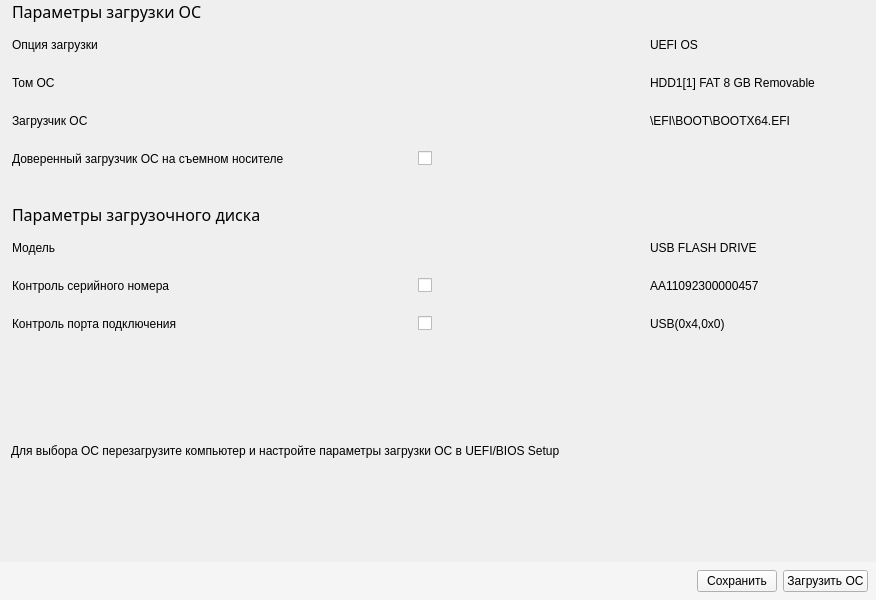
Old version of the form panels/SysLoadPanel.ui in the repository m6v/sobol.
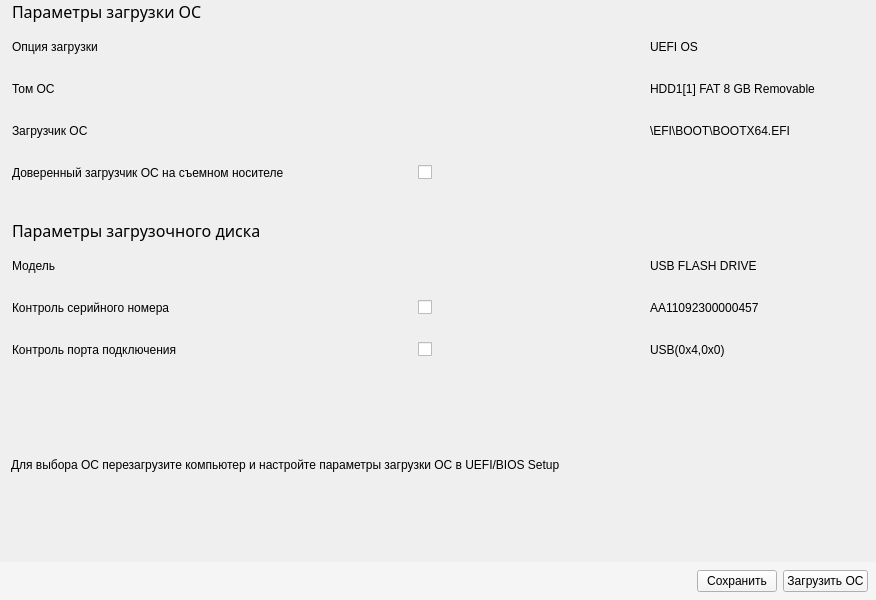
New version of the form. Custom widgets are drawn as their Qt base class.

The edit to the form file:
```diff
--- a/panels/SysLoadPanel.ui
+++ b/panels/SysLoadPanel.ui
@@ -55,7 +55,7 @@
        <property name="minimumSize">
         <size>
          <width>400</width>
-         <height>32</height>
+         <height>36</height>
         </size>
        </property>
        <property name="text">
@@ -123,7 +123,7 @@
        <property name="minimumSize">
         <size>
          <width>400</width>
-         <height>32</height>
+         <height>36</height>
         </size>
        </property>
        <property name="text">
@@ -143,7 +143,7 @@
        <property name="minimumSize">
         <size>
          <width>0</width>
-         <height>32</height>
+         <height>36</height>
         </size>
        </property>
        <property name="text">
@@ -156,7 +156,7 @@
        <property name="minimumSize">
         <size>
          <width>0</width>
-         <height>32</height>
+         <height>36</height>
         </size>
        </property>
        <property name="text">
@@ -169,7 +169,7 @@
        <property name="minimumSize">
         <size>
          <width>0</width>
-         <height>32</height>
+         <height>36</height>
         </size>
        </property>
        <property name="text">
@@ -189,7 +189,7 @@
        <property name="minimumSize">
         <size>
          <width>0</width>
-         <height>32</height>
+         <height>36</height>
         </size>
        </property>
        <property name="text">
@@ -216,7 +216,7 @@
        <property name="minimumSize">
         <size>
          <width>0</width>
-         <height>32</height>
+         <height>36</height>
         </size>
        </property>
        <property name="text">
```
